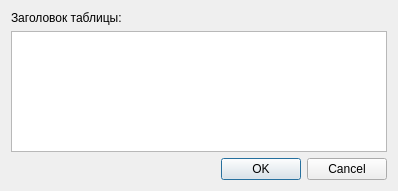
Demihalf/KVNShuffle, file src/settingsdialog.ui: the form before one commit.
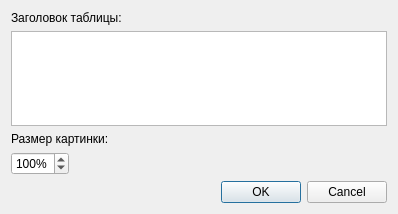
The form after the commit.

What changed in the file:
```diff
--- a/src/settingsdialog.ui
+++ b/src/settingsdialog.ui
@@ -7,13 +7,13 @@
     <x>0</x>
     <y>0</y>
     <width>398</width>
-    <height>191</height>
+    <height>214</height>
    </rect>
   </property>
   <property name="windowTitle">
    <string>Настройки</string>
   </property>
-  <layout class="QVBoxLayout" name="verticalLayout" stretch="0,0,1,0">
+  <layout class="QVBoxLayout" name="verticalLayout">
    <item>
     <widget class="QLabel" name="lblTitleParam">
      <property name="text">
@@ -32,17 +32,47 @@
     </widget>
    </item>
    <item>
-    <spacer name="verticalSpacer">
+    <widget class="QLabel" name="lblSize">
+     <property name="text">
+      <string>Размер картинки:</string>
+     </property>
+    </widget>
+   </item>
+   <item>
+    <layout class="QHBoxLayout" name="horizontalLayout">
+     <item>
+      <widget class="QSpinBox" name="spinPicSize">
+       <property name="buttonSymbols">
+        <enum>QAbstractSpinBox::UpDownArrows</enum>
+       </property>
+       <property name="suffix">
+        <string>%</string>
+       </property>
+       <property name="minimum">
+        <number>1</number>
+       </property>
+       <property name="maximum">
+        <number>500</number>
+       </property>
+       <property name="value">
+        <number>100</number>
+       </property>
+      </widget>
+     </item>
+     <item>
+      <spacer name="horizontalSpacer">
      <property name="orientation">
-      <enum>Qt::Vertical</enum>
+        <enum>Qt::Horizontal</enum>
      </property>
      <property name="sizeHint" stdset="0">
       <size>
-       <width>20</width>
-       <height>0</height>
+         <width>40</width>
+         <height>20</height>
       </size>
      </property>
     </spacer>
+     </item>
+    </layout>
    </item>
    <item>
     <widget class="QDialogButtonBox" name="buttonBox">
```
Lines whose indentation alone changed are shown as unchanged.
